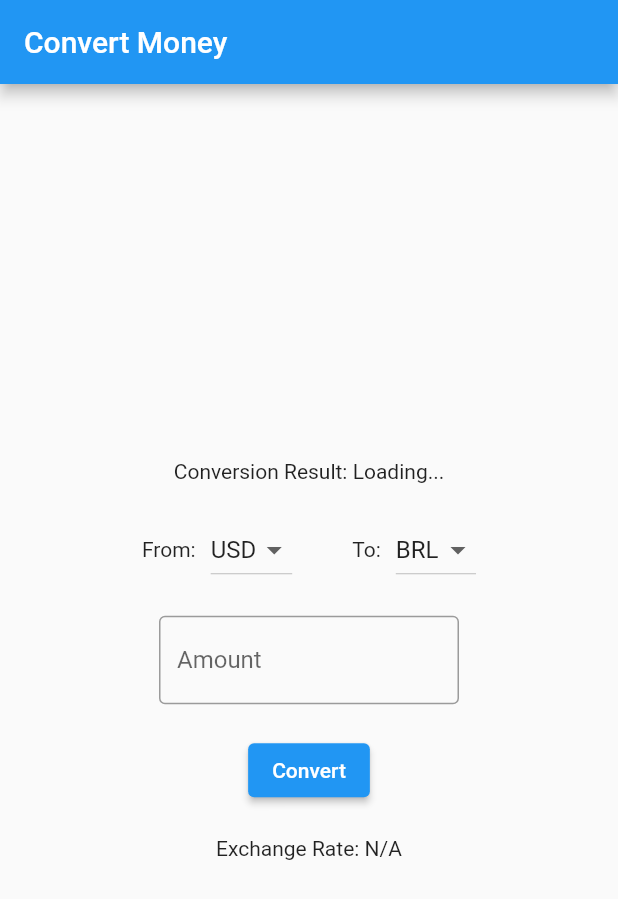
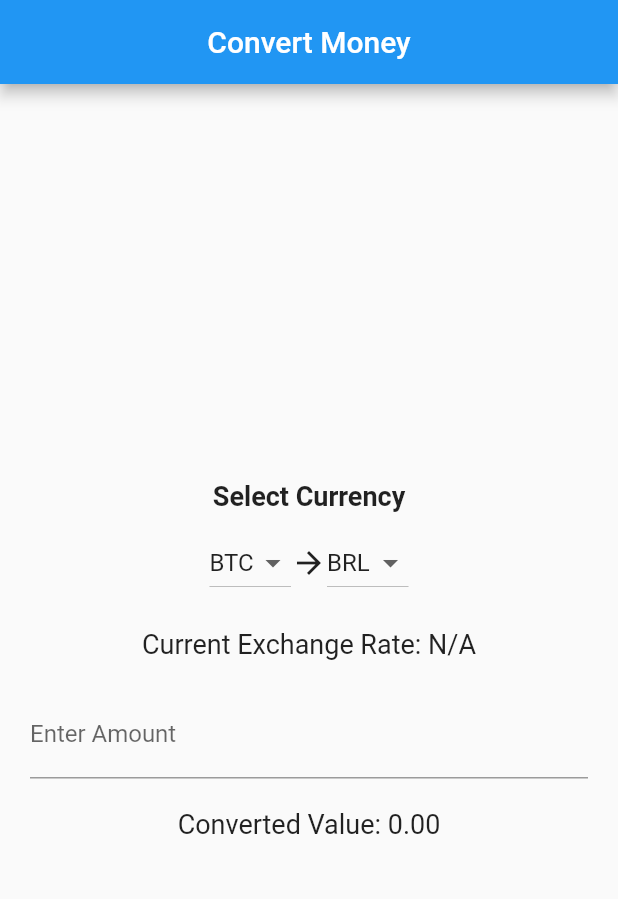
Before and after one commit to AdonisUchoa/Convert_Money, a Flutter app: the screen it shows after launch, on a phone screen of 412 x 824 dp. Shown: the top 899 px of the screen. Run offline on Flutter 3.47's test engine with Material 2 defaults, Android fonts, the phone set to English and light mode, and no system bars; network calls fail.

Commit message:
UX update

```diff
--- a/lib/main.dart
+++ b/lib/main.dart
@@ -41,10 +41,10 @@ class _ConvertMoneyPageState extends State<ConvertMoneyPage> {
     Currency("BTC", "BTC"),
   ];
 
-  String _fromCurrency = "USD";
+  String _fromCurrency = "BTC";
   String _toCurrency = "BRL";
   Map<String, dynamic> _exchangeRates = {};
-  TextEditingController _amountController = TextEditingController();
+  double _amount = 1.0;
   double _convertedValue = 0.0;
 
   @override
@@ -67,45 +67,42 @@ class _ConvertMoneyPageState extends State<ConvertMoneyPage> {
     }
   }
 
-  List<Currency> _getFilteredCurrencies() {
-    return _currencies
-        .where((currency) => currency.code != _toCurrency)
-        .toList();
-  }
-
-  List<Currency> _getFilteredToCurrencies() {
-    return _currencies
-        .where((currency) => currency.code != _fromCurrency)
-        .toList();
+  List<DropdownMenuItem<String>> _buildDropdownMenuItems() {
+    return _currencies.map((Currency currency) {
+      return DropdownMenuItem<String>(
+        value: currency.code,
+        child: Text(currency.name),
+      );
+    }).toList();
   }
 
   @override
   Widget build(BuildContext context) {
     return Scaffold(
       appBar: AppBar(
-        title: const Text('Convert Money'),
+        title: Text('Convert Money'),
+        centerTitle: true,
       ),
-      body: Center(
+      body: Padding(
+        padding: const EdgeInsets.all(20.0),
         child: Column(
+          mainAxisAlignment: MainAxisAlignment.center,
+          crossAxisAlignment: CrossAxisAlignment.stretch,
+          children: [
+            Column(
               mainAxisAlignment: MainAxisAlignment.center,
               children: [
                 Text(
-              'Conversion Result: ${_getConversionResult()}',
+                  'Select Currency',
+                  style: TextStyle(fontSize: 18, fontWeight: FontWeight.bold),
                 ),
-            const SizedBox(height: 20),
+                SizedBox(height: 10),
                 Row(
                   mainAxisAlignment: MainAxisAlignment.center,
                   children: [
-                const Text('From:'),
-                const SizedBox(width: 10),
                     DropdownButton<String>(
                       value: _fromCurrency,
-                  items: _getFilteredCurrencies().map((Currency currency) {
-                    return DropdownMenuItem<String>(
-                      value: currency.code,
-                      child: Text(currency.name),
-                    );
-                  }).toList(),
+                      items: _buildDropdownMenuItems(),
                       onChanged: (String? newValue) {
                         setState(() {
                           _fromCurrency = newValue!;
@@ -113,17 +110,10 @@ class _ConvertMoneyPageState extends State<ConvertMoneyPage> {
                         _getExchangeRates();
                       },
                     ),
-                const SizedBox(width: 40),
-                const Text('To:'),
-                const SizedBox(width: 10),
+                    Icon(Icons.arrow_forward),
                     DropdownButton<String>(
                       value: _toCurrency,
-                  items: _getFilteredToCurrencies().map((Currency currency) {
-                    return DropdownMenuItem<String>(
-                      value: currency.code,
-                      child: Text(currency.name),
-                    );
-                  }).toList(),
+                      items: _buildDropdownMenuItems(),
                       onChanged: (String? newValue) {
                         setState(() {
                           _toCurrency = newValue!;
@@ -133,26 +123,35 @@ class _ConvertMoneyPageState extends State<ConvertMoneyPage> {
                     ),
                   ],
                 ),
-            const SizedBox(height: 20),
-            Container(
-              width: 200,
-              child: TextField(
-                controller: _amountController,
+                SizedBox(height: 20),
+                Text(
+                  'Current Exchange Rate: ${_getExchangeRate()}',
+                  style: TextStyle(fontSize: 18),
+                ),
+                SizedBox(height: 20),
+                TextField(
+                  decoration: InputDecoration(
+                    labelText: 'Enter Amount',
+                  ),
                   keyboardType: TextInputType.number,
-                decoration: InputDecoration(
-                  labelText: 'Amount',
-                  border: OutlineInputBorder(),
+                  onChanged: (value) {
+                    setState(() {
+                      _amount = double.tryParse(value) ?? 0.0;
+                      _convertedValue =
+                          _getConversionValue(_fromCurrency, _toCurrency) ??
+                              0.0;
+                    });
+                  },
                 ),
+                SizedBox(height: 20),
+                Text(
+                  'Converted Value: ${NumberFormat.currency(
+                    locale: 'en_US',
+                    symbol: '',
+                  ).format(_convertedValue)}',
+                  style: TextStyle(fontSize: 18),
                 ),
-            ),
-            const SizedBox(height: 20),
-            ElevatedButton(
-              onPressed: _convertCurrency,
-              child: Text('Convert'),
-            ),
-            const SizedBox(height: 20),
-            Text(
-              'Exchange Rate: ${_getExchangeRate()}',
+              ],
             ),
           ],
         ),
@@ -160,43 +159,14 @@ class _ConvertMoneyPageState extends State<ConvertMoneyPage> {
     );
   }
 
-  String _getConversionResult() {
-    if (_exchangeRates.isEmpty) {
-      return "Loading...";
-    } else {
-      final formattedValue = NumberFormat.currency(
-        locale: 'en_US',
-        symbol: '',
-      ).format(_convertedValue);
-      return formattedValue;
-    }
-  }
-
   String _getExchangeRate() {
     if (_exchangeRates.isNotEmpty) {
       final conversionValue = _getConversionValue(_fromCurrency, _toCurrency);
       if (conversionValue != null) {
-        final formattedValue = NumberFormat.currency(
-          locale: 'en_US',
-          symbol: '',
-        ).format(conversionValue);
-        return formattedValue;
+        return conversionValue.toString();
       }
     }
     return "N/A";
-  }
-
-  void _convertCurrency() {
-    if (_exchangeRates.isNotEmpty) {
-      final conversionValue = _getConversionValue(_fromCurrency, _toCurrency);
-      final amount = double.tryParse(_amountController.text) ?? 0.0;
-
-      if (conversionValue != null) {
-        setState(() {
-          _convertedValue = amount * conversionValue;
-        });
-      }
-    }
   }
 
   double? _getConversionValue(String fromCurrency, String toCurrency) {
@@ -205,7 +175,7 @@ class _ConvertMoneyPageState extends State<ConvertMoneyPage> {
       if (data != null) {
         final bid = double.tryParse(data['bid']);
         if (bid != null) {
-          return bid;
+          return bid * _amount;
         }
       }
     }
```
Lines whose indentation alone changed are shown as unchanged.
